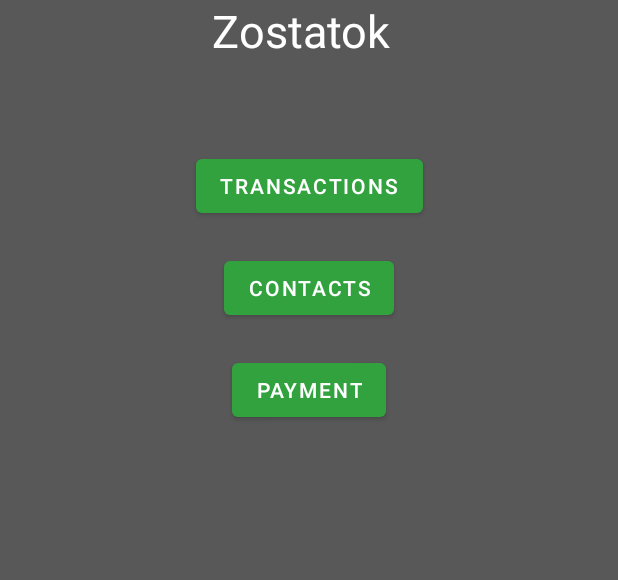
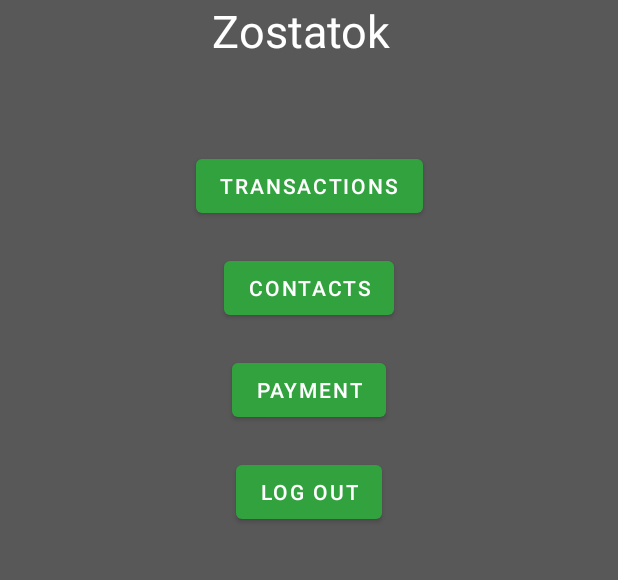
Before and after one commit to Ridrepp/MobV-Semester-Project, an Android app: the LoggedInFragment screen opened through its navigation route, on a phone screen of 412 x 824 dp, the part 353-933 px from its top. Run offline under Robolectric (Android 15) with nearby library versions, the phone set to English and light mode, and no system bars; our stand-ins replace data binding, navigation-ui.

Commit message:
feat: small edit of design, add log out button

```diff
--- a/app/src/main/java/com/example/semester_project_crypto_wallet/ui/logged_in/LoggedInFragment.kt
+++ b/app/src/main/java/com/example/semester_project_crypto_wallet/ui/logged_in/LoggedInFragment.kt
@@ -40,5 +40,8 @@ class LoggedInFragment : Fragment() {
         binding.addContactButton.setOnClickListener {
             it.findNavController().navigate(R.id.action_loggedInFragment_to_contactsFragment)
         }
+        binding.loggedOutButton.setOnClickListener {
+            it.findNavController().navigate(R.id.action_loggedInFragment_to_homeFragment)
+        }
     }
 }
--- a/app/src/main/res/layout/fragment_logged_in.xml
+++ b/app/src/main/res/layout/fragment_logged_in.xml
@@ -65,6 +65,15 @@
             app:layout_constraintEnd_toEndOf="parent"
             app:layout_constraintStart_toStartOf="parent"
             app:layout_constraintTop_toBottomOf="@+id/addContactButton" />
+        <Button
+            android:id="@+id/loggedOutButton"
+            android:layout_width="wrap_content"
+            android:layout_height="wrap_content"
+            android:text="@string/log_out"
+            android:layout_marginTop="20dp"
+            app:layout_constraintEnd_toEndOf="parent"
+            app:layout_constraintStart_toStartOf="parent"
+            app:layout_constraintTop_toBottomOf="@+id/paymentButton" />
 
     </androidx.constraintlayout.widget.ConstraintLayout>
 </layout>
--- a/app/src/main/res/navigation/nav_graph.xml
+++ b/app/src/main/res/navigation/nav_graph.xml
@@ -63,6 +63,9 @@
         <action
             android:id="@+id/action_loggedInFragment_to_paymentFragment"
             app:destination="@id/paymentFragment" />
+        <action
+            android:id="@+id/action_loggedInFragment_to_homeFragment"
+            app:destination="@id/homeFragment" />
     </fragment>
 
 
--- a/app/src/main/res/values/strings.xml
+++ b/app/src/main/res/values/strings.xml
@@ -24,4 +24,5 @@
     <string name="addContact">Add Contact</string>
     <string name="generate">Generate</string>
     <string name="publicKey">Public Key</string>
+    <string name="log_out">Log out</string>
 </resources>
```
Also changed, not shown: app/src/main/java/com/example/semester_project_crypto_wallet/ui/register/RegisterFragment.kt (+3 -4 lines), app/src/main/res/layout/fragment_register.xml (+3 -4 lines).
